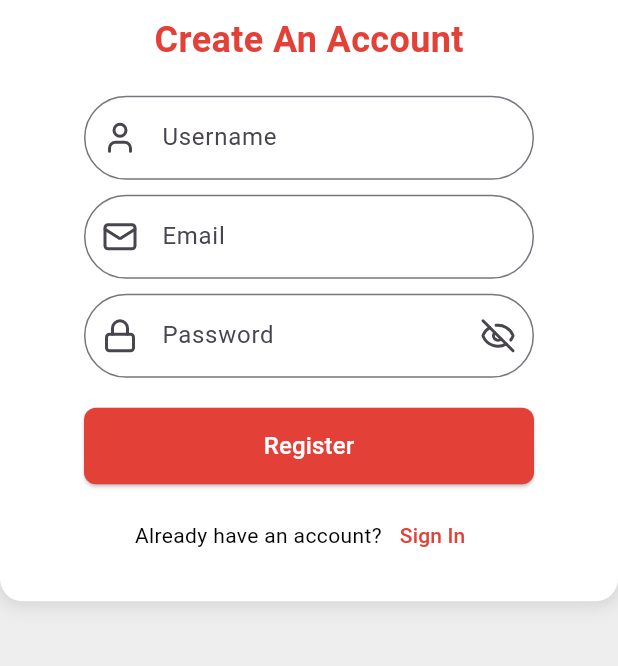
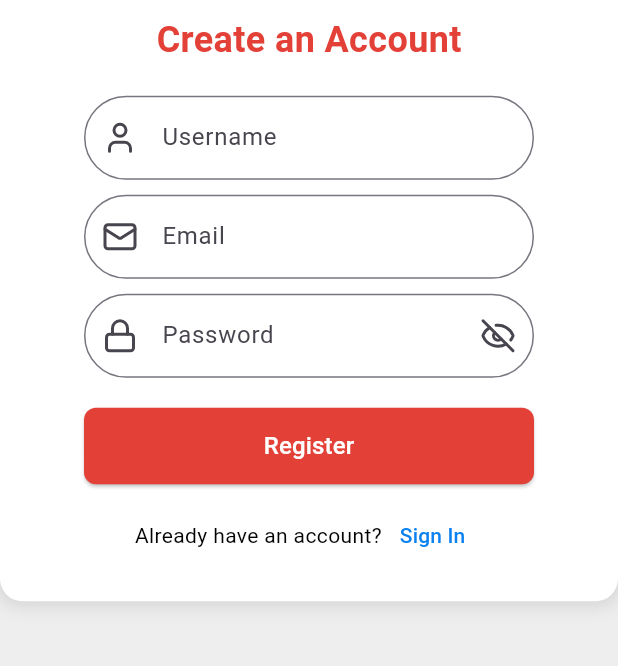
Before and after one commit to RainNagi/it_ave_counter, a Flutter app: the screen it shows after launch, after a tap on "Sign up", on a phone screen of 412 x 824 dp, the part 385-1051 px from its top. Run offline on Flutter 3.47's test engine with Material 3 defaults, Android fonts, the phone set to English and light mode, and no system bars; our stand-ins replace fl_chart, lucide_icons, shared_preferences; network calls fail.

Commit message:
Updated project files

```diff
--- a/lib/home.dart
+++ b/lib/home.dart
@@ -116,11 +116,11 @@ class _MyHomePageState extends State<MyHomePage> {
           color: Colors.white,
         ),
         child: Column(
-          mainAxisAlignment: MainAxisAlignment.center,
+          mainAxisAlignment: MainAxisAlignment.start,
           children: [
+            Text(title, style: TextStyle(fontSize: 18, fontWeight: FontWeight.bold), textAlign: TextAlign.start),
+            SizedBox(height: 10),
             Icon(icon, size: 50, color: color),
-            SizedBox(height: 10),
-            Text(title, style: TextStyle(fontSize: 18, fontWeight: FontWeight.bold), textAlign: TextAlign.center),
             SizedBox(height: 5),
             Text('Clicked: $count times', style: TextStyle(fontSize: 16, color: Colors.grey[700]), textAlign: TextAlign.center),
             SizedBox(height: 10),
@@ -176,11 +176,11 @@ class _MyHomePageState extends State<MyHomePage> {
           width: containerWidth,
           height: containerHeight,
           padding: EdgeInsets.all(16),
-          decoration: BoxDecoration(
-            color: Colors.white,
-            borderRadius: BorderRadius.circular(20),
-            boxShadow: [BoxShadow(color: Colors.black26, blurRadius: 10, spreadRadius: 2)],
-          ),
+          // decoration: BoxDecoration(
+          //   color: Colors.white,
+          //   borderRadius: BorderRadius.circular(20),
+          //   boxShadow: [BoxShadow(color: Colors.black26, blurRadius: 10, spreadRadius: 2)],
+          // ),
           child: Column(
             children: [
               Expanded(
--- a/lib/login.dart
+++ b/lib/login.dart
@@ -99,24 +99,48 @@ class _LoginPageState extends State<LoginPage> {
                   children: [
                     TextField(
                       controller: emailController,
+                      style: TextStyle(color: Color.fromARGB(255, 11, 129, 240)),
                       decoration: InputDecoration(
                         labelText: 'Email or Username',
-                        border: OutlineInputBorder(
-                          borderRadius: BorderRadius.circular(12)
+                        labelStyle: TextStyle(color: Colors.grey),
+                        floatingLabelStyle: TextStyle(color: Color.fromARGB(255, 11, 129, 240)), // Color when focused
+                          border: OutlineInputBorder(
+                          borderRadius: BorderRadius.circular(12),
+                        ),
+                        enabledBorder: OutlineInputBorder(
+                          borderRadius: BorderRadius.circular(12),
+                          borderSide: BorderSide(color: Colors.grey),
+                        ),
+                        focusedBorder: OutlineInputBorder(
+                          borderRadius: BorderRadius.circular(12),
+                          borderSide: BorderSide(color: Color.fromARGB(255, 11, 129, 240), width: 2),
+
                         ),
                         prefixIcon: Icon(LucideIcons.mail),
                       ),
                     ),
+
                     SizedBox(height: 10),
                     TextField(
                       controller: passwordController,
                       obscureText: _isObscure,
                       decoration: InputDecoration(
                         labelText: 'Password',
-                        border: OutlineInputBorder(
+                        labelStyle: TextStyle(color: Colors.grey),
+                        floatingLabelStyle: TextStyle(color: Color.fromARGB(255, 11, 129, 240)), // Color when focused
+                          border: OutlineInputBorder(
                           borderRadius: BorderRadius.circular(12),
                         ),
-                        prefixIcon: Icon(LucideIcons.lock),
+                        enabledBorder: OutlineInputBorder(
+                          borderRadius: BorderRadius.circular(12),
+                          borderSide: BorderSide(color: Colors.grey),
+                        ),
+                        focusedBorder: OutlineInputBorder(
+                          borderRadius: BorderRadius.circular(12),
+                          borderSide: BorderSide(color: Color.fromARGB(255, 11, 129, 240), width: 2),
+
+                        ),
+                        prefixIcon: Icon(LucideIcons.mail),
                         suffixIcon: IconButton(
                           icon: Icon(_isObscure ? LucideIcons.eyeOff : LucideIcons.eye),
                           onPressed: togglePasswordVisibility,
@@ -166,7 +190,7 @@ class _LoginPageState extends State<LoginPage> {
                             },
                             child: Text(
                               "Sign up",
-                              style: TextStyle(color: const Color.fromARGB(255, 227, 64, 55)),
+                              style: TextStyle(color: Color.fromARGB(255, 11, 129, 240)),
                             )
                           ),
                         ]
--- a/lib/register.dart
+++ b/lib/register.dart
@@ -97,7 +97,7 @@ class _RegisterScreenState extends State<RegisterScreen> {
               ),
               SizedBox(height: 10),
               Text(
-                'Create An Account',
+                'Create an Account',
                 style: TextStyle(
                   fontSize: 24,
                   fontWeight: FontWeight.bold,
@@ -164,7 +164,10 @@ class _RegisterScreenState extends State<RegisterScreen> {
                       decoration: InputDecoration(
                         labelText:  "Password",
                         border: OutlineInputBorder(
-                          borderRadius: BorderRadius.circular(30)
+                          borderRadius: BorderRadius.circular(30),
+                          borderSide: BorderSide(
+                            color: Color.fromARGB(19, 11, 145, 240)
+                          )
                         ),
                         prefixIcon: Icon(LucideIcons.lock),
                         suffixIcon: IconButton(
@@ -217,7 +220,7 @@ class _RegisterScreenState extends State<RegisterScreen> {
                             },
                             child: Text(
                               "Sign In",
-                              style: TextStyle(color: const Color.fromARGB(255, 227, 64, 55),),
+                              style: TextStyle(color: Color.fromARGB(255, 11, 129, 240),),
                             ),
                           ),
                         ]
```
